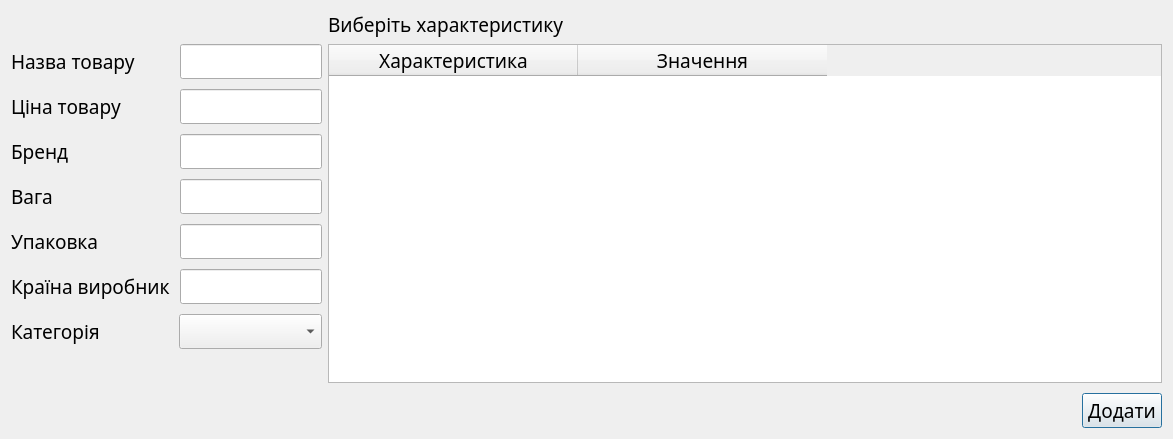
Before: the Qt Designer form src/View/addproductdialog.ui in Fyz-dev/GunStore, drawn with Qt 5.
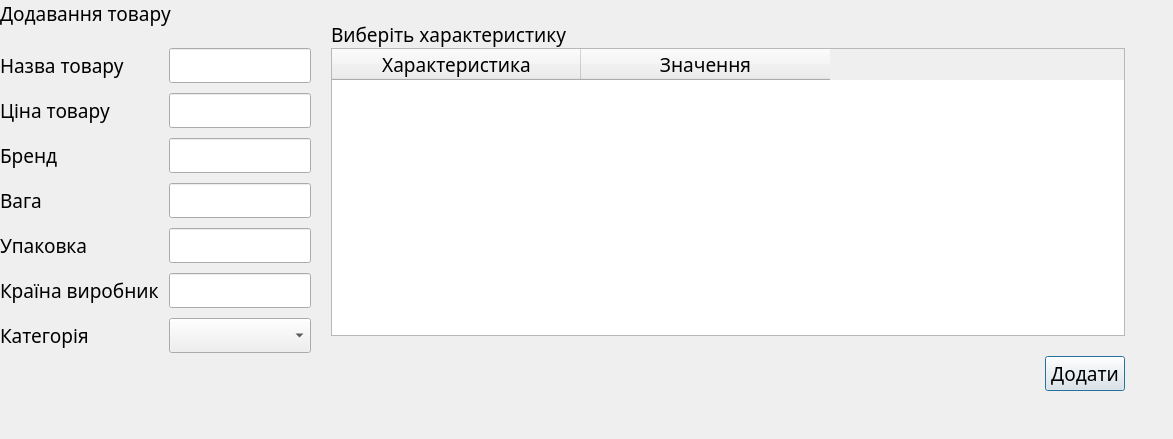
After: the same form once the commit is applied.

The edit to the form file:
```diff
--- a/src/View/addproductdialog.ui
+++ b/src/View/addproductdialog.ui
@@ -26,6 +26,24 @@
    <string>Додавання товару</string>
   </property>
   <layout class="QFormLayout" name="formLayout">
+   <property name="horizontalSpacing">
+    <number>20</number>
+   </property>
+   <property name="verticalSpacing">
+    <number>0</number>
+   </property>
+   <property name="leftMargin">
+    <number>0</number>
+   </property>
+   <property name="topMargin">
+    <number>0</number>
+   </property>
+   <property name="rightMargin">
+    <number>48</number>
+   </property>
+   <property name="bottomMargin">
+    <number>48</number>
+   </property>
    <item row="0" column="1">
     <widget class="QLabel" name="label_8">
      <property name="sizePolicy">
@@ -34,9 +52,24 @@
        <verstretch>0</verstretch>
       </sizepolicy>
      </property>
+     <property name="minimumSize">
+      <size>
+       <width>0</width>
+       <height>48</height>
+      </size>
+     </property>
+     <property name="maximumSize">
+      <size>
+       <width>16777215</width>
+       <height>48</height>
+      </size>
+     </property>
      <property name="text">
       <string>Виберіть характеристику</string>
      </property>
+     <property name="alignment">
+      <set>Qt::AlignBottom|Qt::AlignLeading|Qt::AlignLeft</set>
+     </property>
     </widget>
    </item>
    <item row="1" column="0">
@@ -61,6 +94,12 @@
            <verstretch>0</verstretch>
           </sizepolicy>
          </property>
+         <property name="minimumSize">
+          <size>
+           <width>142</width>
+           <height>0</height>
+          </size>
+         </property>
          <property name="maximumSize">
           <size>
            <width>142</width>
@@ -88,6 +127,12 @@
            <verstretch>0</verstretch>
           </sizepolicy>
          </property>
+         <property name="minimumSize">
+          <size>
+           <width>142</width>
+           <height>0</height>
+          </size>
+         </property>
          <property name="maximumSize">
           <size>
            <width>142</width>
@@ -115,6 +160,12 @@
            <verstretch>0</verstretch>
           </sizepolicy>
          </property>
+         <property name="minimumSize">
+          <size>
+           <width>142</width>
+           <height>0</height>
+          </size>
+         </property>
          <property name="maximumSize">
           <size>
            <width>142</width>
@@ -142,6 +193,12 @@
            <verstretch>0</verstretch>
           </sizepolicy>
          </property>
+         <property name="minimumSize">
+          <size>
+           <width>142</width>
+           <height>0</height>
+          </size>
+         </property>
          <property name="maximumSize">
           <size>
            <width>142</width>
@@ -169,6 +226,12 @@
            <verstretch>0</verstretch>
           </sizepolicy>
          </property>
+         <property name="minimumSize">
+          <size>
+           <width>142</width>
+           <height>0</height>
+          </size>
+         </property>
          <property name="maximumSize">
           <size>
            <width>142</width>
@@ -196,6 +259,12 @@
            <verstretch>0</verstretch>
           </sizepolicy>
          </property>
+         <property name="minimumSize">
+          <size>
+           <width>142</width>
+           <height>0</height>
+          </size>
+         </property>
          <property name="maximumSize">
           <size>
            <width>142</width>
@@ -231,7 +300,7 @@
          </property>
          <property name="maximumSize">
           <size>
-           <width>143</width>
+           <width>142</width>
            <height>16777215</height>
           </size>
          </property>
@@ -257,7 +326,7 @@
    <item row="1" column="1">
     <layout class="QVBoxLayout" name="verticalLayout_3">
      <property name="spacing">
-      <number>10</number>
+      <number>20</number>
      </property>
      <item>
       <layout class="QVBoxLayout" name="verticalLayout">
@@ -306,6 +375,28 @@
      </item>
     </layout>
    </item>
+   <item row="0" column="0">
+    <widget class="QLabel" name="label_9">
+     <property name="sizePolicy">
+      <sizepolicy hsizetype="Preferred" vsizetype="Preferred">
+       <horstretch>48</horstretch>
+       <verstretch>48</verstretch>
+      </sizepolicy>
+     </property>
+     <property name="minimumSize">
+      <size>
+       <width>48</width>
+       <height>48</height>
+      </size>
+     </property>
+     <property name="text">
+      <string>Додавання товару</string>
+     </property>
+     <property name="alignment">
+      <set>Qt::AlignLeading|Qt::AlignLeft|Qt::AlignTop</set>
+     </property>
+    </widget>
+   </item>
   </layout>
  </widget>
  <resources/>
```
